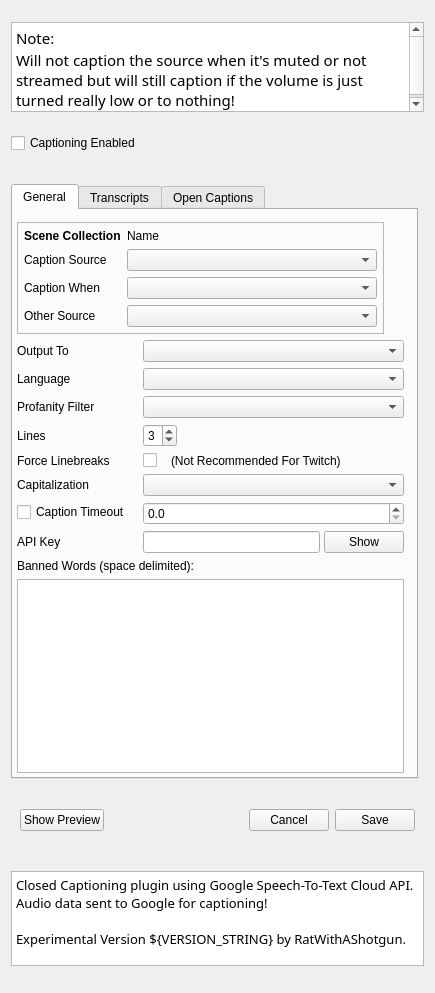
First picture: the form in src/ui/CaptionSettingsWidget.ui, repository ratwithacompiler/OBS-captions-plugin, before the edit.
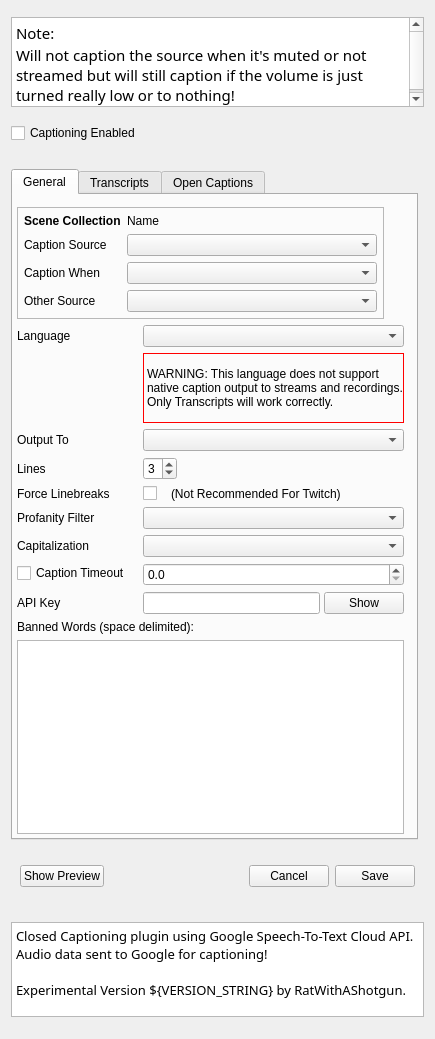
Second picture: the form after the edit.

Commit message:
allow all languages to be used for transcripts
OBS text sources don't seem to support unicode text so text source output for foreign languages
unfortunately doesn't work either unless using plugin textsources like text-pango.

What changed in the file:
```diff
--- a/src/ui/CaptionSettingsWidget.ui
+++ b/src/ui/CaptionSettingsWidget.ui
@@ -7,7 +7,7 @@
     <x>0</x>
     <y>0</y>
     <width>435</width>
-    <height>993</height>
+    <height>1039</height>
    </rect>
   </property>
   <property name="sizePolicy">
@@ -261,24 +261,7 @@
           <property name="bottomMargin">
            <number>0</number>
           </property>
-          <item row="1" column="0">
-           <widget class="QLabel" name="label_8">
-            <property name="text">
-             <string>Output To</string>
-            </property>
-           </widget>
-          </item>
-          <item row="1" column="1">
-           <widget class="QComboBox" name="outputTargetComboBox">
-            <property name="minimumSize">
-             <size>
-              <width>250</width>
-              <height>0</height>
-             </size>
-            </property>
-           </widget>
-          </item>
-          <item row="2" column="0">
+          <item row="0" column="0">
            <widget class="QLabel" name="label_6">
             <property name="minimumSize">
              <size>
@@ -291,7 +274,7 @@
             </property>
            </widget>
           </item>
-          <item row="2" column="1">
+          <item row="0" column="1">
            <widget class="QComboBox" name="languageComboBox">
             <property name="minimumSize">
              <size>
@@ -301,15 +284,34 @@
             </property>
            </widget>
           </item>
-          <item row="4" column="0">
-           <widget class="QLabel" name="label_7">
+          <item row="1" column="1">
+           <widget class="QLabel" name="languageWarningLabel">
+            <property name="minimumSize">
+             <size>
+              <width>242</width>
+              <height>70</height>
+             </size>
+            </property>
+            <property name="styleSheet">
+             <string notr="true">border: 1px solid red;</string>
+            </property>
             <property name="text">
-             <string>Profanity Filter</string>
+             <string>WARNING: This language does not support native caption output to streams and recordings. Only Transcripts will work correctly.</string>
             </property>
+            <property name="wordWrap">
+             <bool>true</bool>
+            </property>
            </widget>
           </item>
-          <item row="4" column="1">
-           <widget class="QComboBox" name="profanityFilterComboBox">
+          <item row="2" column="0">
+           <widget class="QLabel" name="nativeOutputToLabel">
+            <property name="text">
+             <string>Output To</string>
+            </property>
+           </widget>
+          </item>
+          <item row="2" column="1">
+           <widget class="QComboBox" name="outputTargetComboBox">
             <property name="minimumSize">
              <size>
               <width>250</width>
@@ -318,14 +320,14 @@
             </property>
            </widget>
           </item>
-          <item row="7" column="0">
-           <widget class="QLabel" name="label_2">
+          <item row="3" column="0">
+           <widget class="QLabel" name="nativeLineCountLabel">
             <property name="text">
              <string>Lines</string>
             </property>
            </widget>
           </item>
-          <item row="7" column="1">
+          <item row="3" column="1">
            <widget class="QSpinBox" name="lineCountSpinBox">
             <property name="sizePolicy">
              <sizepolicy hsizetype="Fixed" vsizetype="Fixed">
@@ -344,76 +346,14 @@
             </property>
            </widget>
           </item>
-          <item row="9" column="0">
-           <widget class="QLabel" name="label_3">
+          <item row="4" column="0">
+           <widget class="QLabel" name="nativeForceLinebreaksLabel">
             <property name="text">
              <string>Force Linebreaks</string>
             </property>
            </widget>
           </item>
-          <item row="11" column="0">
-           <widget class="QCheckBox" name="captionTimeoutEnabledCheckBox">
-            <property name="text">
-             <string>Caption Timeout</string>
-            </property>
-           </widget>
-          </item>
-          <item row="11" column="1">
-           <widget class="QDoubleSpinBox" name="captionTimeoutDoubleSpinBox">
-            <property name="decimals">
-             <number>1</number>
-            </property>
-           </widget>
-          </item>
-          <item row="12" column="0">
-           <widget class="QLabel" name="apiKeyLabel">
-            <property name="text">
-             <string>API Key</string>
-            </property>
-           </widget>
-          </item>
-          <item row="12" column="1">
-           <widget class="QWidget" name="apiKeyWidget" native="true">
-            <property name="minimumSize">
-             <size>
-              <width>250</width>
-              <height>0</height>
-             </size>
-            </property>
-            <layout class="QHBoxLayout" name="horizontalLayout_2">
-             <property name="spacing">
-              <number>4</number>
-             </property>
-             <property name="leftMargin">
-              <number>0</number>
-             </property>
-             <property name="topMargin">
-              <number>0</number>
-             </property>
-             <property name="rightMargin">
-              <number>0</number>
-             </property>
-             <property name="bottomMargin">
-              <number>0</number>
-             </property>
-             <item>
-              <widget class="QLineEdit" name="apiKeyLineEdit">
-               <property name="echoMode">
-                <enum>QLineEdit::Password</enum>
-               </property>
-              </widget>
-             </item>
-             <item>
-              <widget class="QPushButton" name="apiKeyShowPushButton">
-               <property name="text">
-                <string>Show</string>
-               </property>
-              </widget>
-             </item>
-            </layout>
-           </widget>
-          </item>
-          <item row="9" column="1">
+          <item row="4" column="1">
            <widget class="QWidget" name="widget_7" native="true">
             <layout class="QHBoxLayout" name="horizontalLayout_5">
              <property name="spacing">
@@ -461,14 +401,31 @@
             </layout>
            </widget>
           </item>
-          <item row="10" column="0">
+          <item row="5" column="0">
+           <widget class="QLabel" name="profanitFilterLabel">
+            <property name="text">
+             <string>Profanity Filter</string>
+            </property>
+           </widget>
+          </item>
+          <item row="5" column="1">
+           <widget class="QComboBox" name="profanityFilterComboBox">
+            <property name="minimumSize">
+             <size>
+              <width>250</width>
+              <height>0</height>
+             </size>
+            </property>
+           </widget>
+          </item>
+          <item row="6" column="0">
            <widget class="QLabel" name="label_15">
             <property name="text">
              <string>Capitalization</string>
             </property>
            </widget>
           </item>
-          <item row="10" column="1">
+          <item row="6" column="1">
            <widget class="QComboBox" name="capitalizationComboBox">
             <property name="minimumSize">
              <size>
@@ -478,6 +435,68 @@
             </property>
            </widget>
           </item>
+          <item row="7" column="0">
+           <widget class="QCheckBox" name="captionTimeoutEnabledCheckBox">
+            <property name="text">
+             <string>Caption Timeout</string>
+            </property>
+           </widget>
+          </item>
+          <item row="7" column="1">
+           <widget class="QDoubleSpinBox" name="captionTimeoutDoubleSpinBox">
+            <property name="decimals">
+             <number>1</number>
+            </property>
+           </widget>
+          </item>
+          <item row="8" column="0">
+           <widget class="QLabel" name="apiKeyLabel">
+            <property name="text">
+             <string>API Key</string>
+            </property>
+           </widget>
+          </item>
+          <item row="8" column="1">
+           <widget class="QWidget" name="apiKeyWidget" native="true">
+            <property name="minimumSize">
+             <size>
+              <width>250</width>
+              <height>0</height>
+             </size>
+            </property>
+            <layout class="QHBoxLayout" name="horizontalLayout_2">
+             <property name="spacing">
+              <number>4</number>
+             </property>
+             <property name="leftMargin">
+              <number>0</number>
+             </property>
+             <property name="topMargin">
+              <number>0</number>
+             </property>
+             <property name="rightMargin">
+              <number>0</number>
+             </property>
+             <property name="bottomMargin">
+              <number>0</number>
+             </property>
+             <item>
+              <widget class="QLineEdit" name="apiKeyLineEdit">
+               <property name="echoMode">
+                <enum>QLineEdit::Password</enum>
+               </property>
+              </widget>
+             </item>
+             <item>
+              <widget class="QPushButton" name="apiKeyShowPushButton">
+               <property name="text">
+                <string>Show</string>
+               </property>
+              </widget>
+             </item>
+            </layout>
+           </widget>
+          </item>
          </layout>
         </widget>
        </item>
```
Left out of the diff: 2 changed lines with no effect on the pictures. The commit also changes 3 other files.
